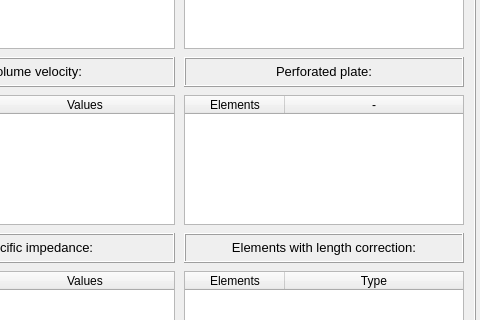
open-pulse/OpenPulse, file pulse/interface/data/ui_files/model/info/acoustic_model_info.ui: the form before one commit; both pictures show x 120 to 600 and y 179 to 499 of the 600 by 680 pixel window.
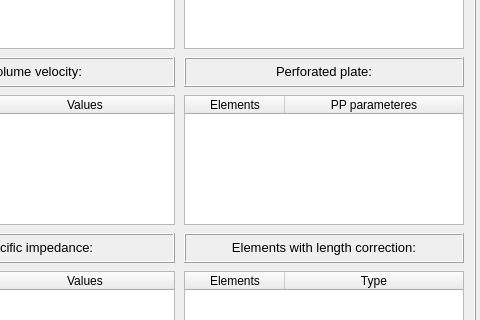
The form after the commit.

What changed in the file:
```diff
--- a/pulse/interface/data/ui_files/model/info/acoustic_model_info.ui
+++ b/pulse/interface/data/ui_files/model/info/acoustic_model_info.ui
@@ -494,7 +494,7 @@
         </column>
         <column>
          <property name="text">
-          <string>-</string>
+          <string>PP parameteres</string>
          </property>
          <property name="textAlignment">
           <set>AlignCenter</set>
```
